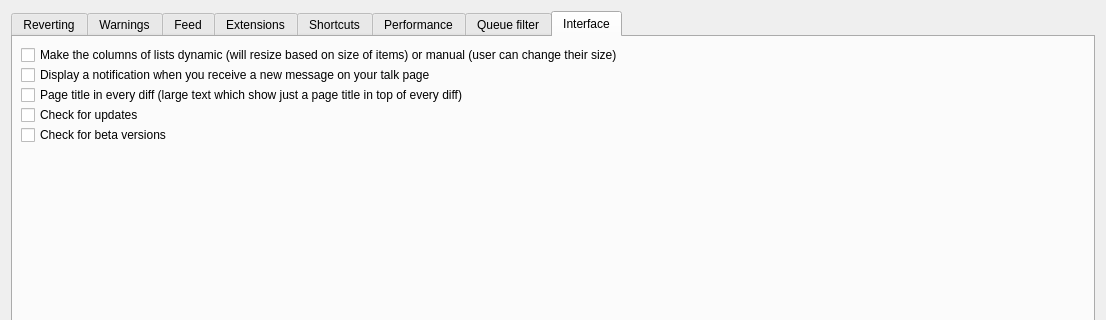
Before: the Qt Designer form huggle/preferences.ui in huggle/huggle3-qt-lx, drawn with Qt 5; both pictures show x 0 to 1106 and y 0 to 320 of the 1106 by 481 pixel window.
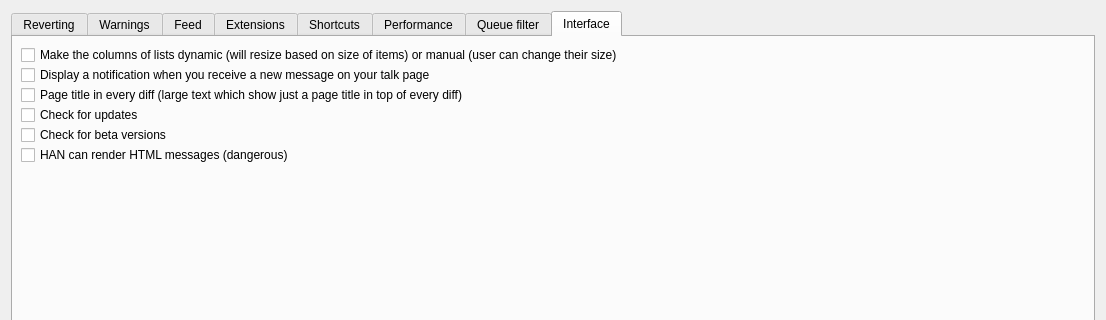
After: the same form once the commit is applied. The open tabs and pages were chosen to show the change.

Patch:
```diff
--- a/huggle/preferences.ui
+++ b/huggle/preferences.ui
@@ -691,6 +691,13 @@
          </property>
         </widget>
        </item>
+       <item>
+        <widget class="QCheckBox" name="checkBox_31">
+         <property name="text">
+          <string>HAN can render HTML messages (dangerous)</string>
+         </property>
+        </widget>
+       </item>
        <item>
         <spacer name="verticalSpacer">
          <property name="orientation">
```
